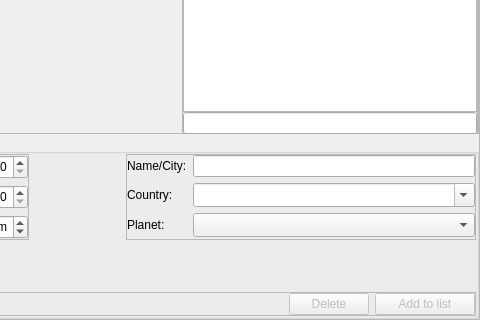
Before: the Qt Designer form src/gui/locationDialogGui.ui in 519984307/stellarium_src, drawn with Qt 5; both pictures show x 220 to 700 and y 132 to 452 of the 700 by 452 pixel window.
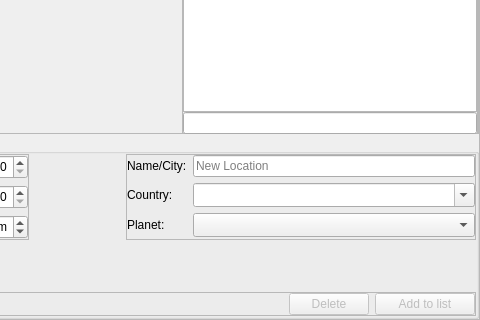
After: the same form once the commit is applied. Icons and pictures are not drawn. Custom widgets are drawn as their Qt base class.

Commit message:
use a placeholder for "New Location" in the location dialog
This is more user friendly like that.

Diff of the .ui file:
```diff
--- a/src/gui/locationDialogGui.ui
+++ b/src/gui/locationDialogGui.ui
@@ -548,7 +548,11 @@
              </widget>
             </item>
             <item row="0" column="1">
-             <widget class="QLineEdit" name="cityNameLineEdit"/>
+             <widget class="QLineEdit" name="cityNameLineEdit">
+              <property name="placeholderText">
+               <string>New Location</string>
+              </property>
+             </widget>
             </item>
             <item row="1" column="0">
              <widget class="QLabel" name="label_4">
```
Left out of the diff: 88 changed lines with no effect on the pictures. The commit also changes 4 other files.
